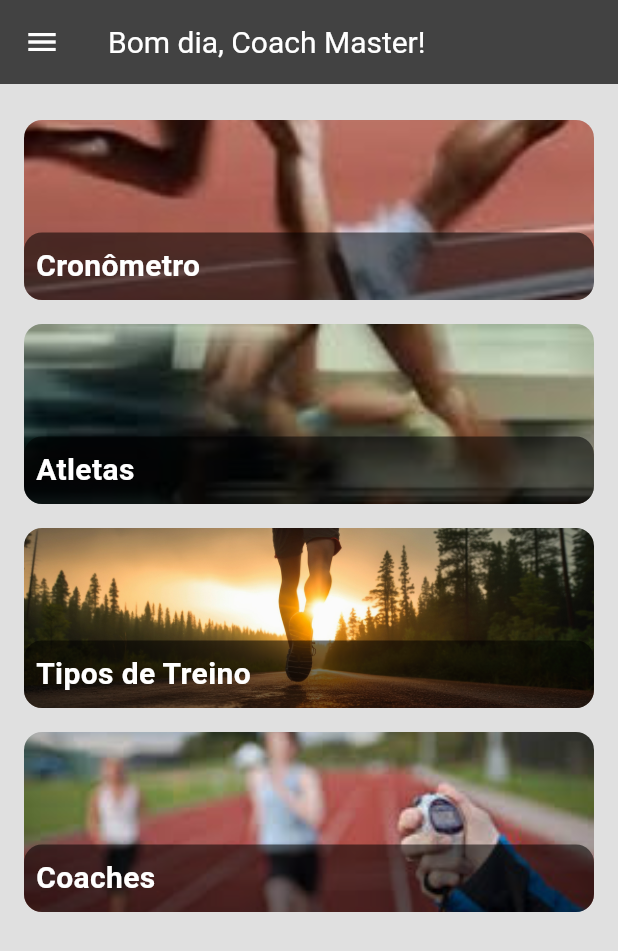
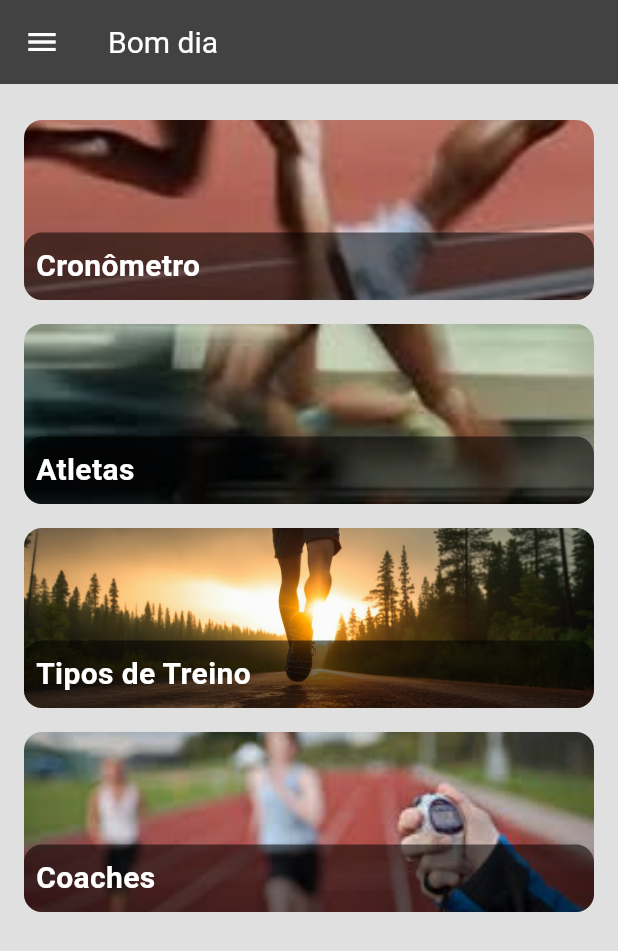
Before and after one commit to LuisQuintino/lp-running, a Flutter app: the HomeScreen screen opened by its route, on a phone screen of 412 x 824 dp. Shown: the top 951 px of the screen. Run offline on Flutter 3.47's test engine with Material 3 defaults, Android fonts, the light colour scheme and no system bars; our stand-ins replace image_picker, mask_text_input_formatter.

Commit message:
corrigido erro das telas home e login

```diff
--- a/lp-running.app/lib/main.dart
+++ b/lp-running.app/lib/main.dart
@@ -43,9 +43,7 @@ class MyApp extends StatelessWidget {
       routes: {
         '/splash': (context) => const SplashScreen(),
         '/login': (context) => const LoginScreen(),
-        '/homeMaster': (context) => const HomeScreen(activeCoach: 'Master', role: 'Master'),
-        '/homeCoach': (context) => const HomeScreen(activeCoach: 'Coach', role: 'Coach'),
-        '/home': (context) => const HomeScreen(activeCoach: 'User', role: 'General'),
+        '/home': (context) => const HomeScreen(),
         '/cronometro': (context) => const CronometroScreen(),
         '/atletas': (context) => const AthletesScreen(currentIndex: 2),
         '/perfil': (context) => const PerfilScreen(),
--- a/lp-running.app/lib/screens/home_screen.dart
+++ b/lp-running.app/lib/screens/home_screen.dart
@@ -1,14 +1,7 @@
 import 'package:flutter/material.dart';
 
 class HomeScreen extends StatefulWidget {
-  final String activeCoach;
-  final String role;
-
-  const HomeScreen({
-    super.key,
-    required this.activeCoach,
-    required this.role,
-  });
+  const HomeScreen({super.key});
 
   @override
   _HomeScreenState createState() => _HomeScreenState();
@@ -27,7 +20,7 @@ class _HomeScreenState extends State<HomeScreen> {
   }
 
   void _navigateToScreen(String routeName) {
-    Navigator.pushNamed(context, routeName, arguments: {'role': widget.role});
+    Navigator.pushNamed(context, routeName);
   }
 
   Widget _buildDrawer() {
@@ -37,11 +30,11 @@ class _HomeScreenState extends State<HomeScreen> {
         children: <Widget>[
           DrawerHeader(
             decoration: BoxDecoration(
-              color: Colors.grey[800],
+              color: const Color(0xFF424242), // Cor equivalente ao Colors.grey[800]
             ),
-            child: Text(
-              'Menu (${widget.role})',
-              style: const TextStyle(
+            child: const Text(
+              'Menu',
+              style: TextStyle(
                 color: Colors.white,
                 fontSize: 24,
               ),
@@ -54,10 +47,7 @@ class _HomeScreenState extends State<HomeScreen> {
               Navigator.pushReplacement(
                 context,
                 MaterialPageRoute(
-                  builder: (context) => HomeScreen(
-                    activeCoach: widget.activeCoach,
-                    role: widget.role,
-                  ),
+                  builder: (context) => const HomeScreen(),
                 ),
               );
             },
@@ -83,8 +73,6 @@ class _HomeScreenState extends State<HomeScreen> {
               _navigateToScreen('/perfil');
             },
           ),
-
-          if (widget.role == 'Master')
           ListTile(
             leading: const Icon(Icons.construction),
             title: const Text('Coaches'),
@@ -125,8 +113,6 @@ class _HomeScreenState extends State<HomeScreen> {
             child: _buildImageCard('Tipos de Treino', 'lib/assets/images/training_types.png'),
           ),
           const SizedBox(height: 16),
-
-          if (widget.role == 'Master')
           GestureDetector(
             onTap: () => _navigateToScreen('/coaches'),
             child: _buildImageCard('Coaches', 'lib/assets/images/coaches.png'),
@@ -178,9 +164,9 @@ class _HomeScreenState extends State<HomeScreen> {
   Widget build(BuildContext context) {
     return Scaffold(
       appBar: AppBar(
-        backgroundColor: Colors.grey[800],
+        backgroundColor: const Color(0xFF424242), // Cor equivalente ao Colors.grey[800]
         title: Text(
-          '${_getGreeting()}, Coach ${widget.activeCoach}!',
+          _getGreeting(),
           style: const TextStyle(
             color: Colors.white,
           ),
@@ -192,4 +178,3 @@ class _HomeScreenState extends State<HomeScreen> {
     );
   }
 }
-//*tela de com bug entre master e coach  por causa da role de master e coach
```
Also changed, not shown: lp-running.app/lib/screens/Login_screen.dart (+110 -4 lines). Lines whose indentation alone changed are shown as unchanged.
